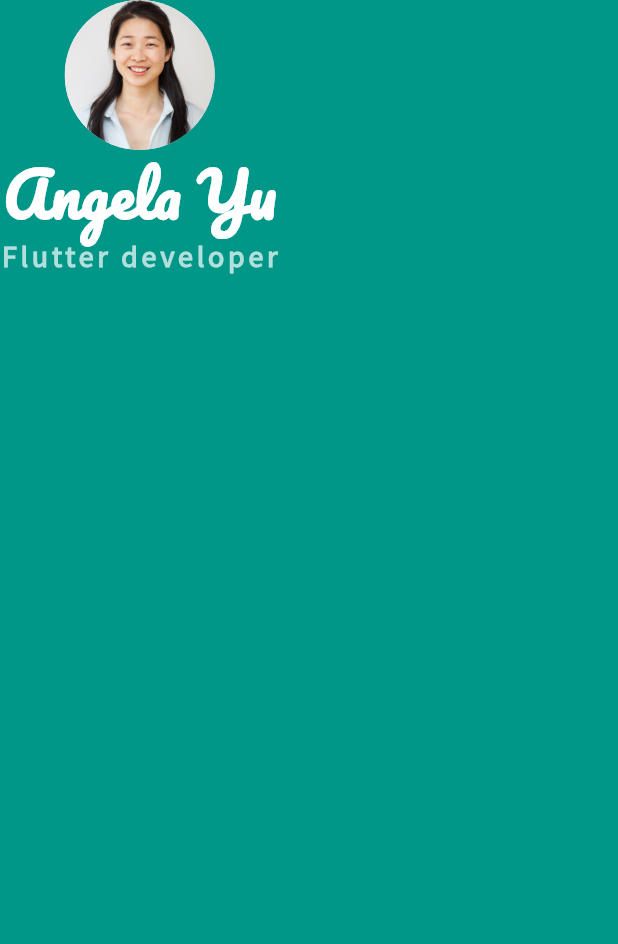
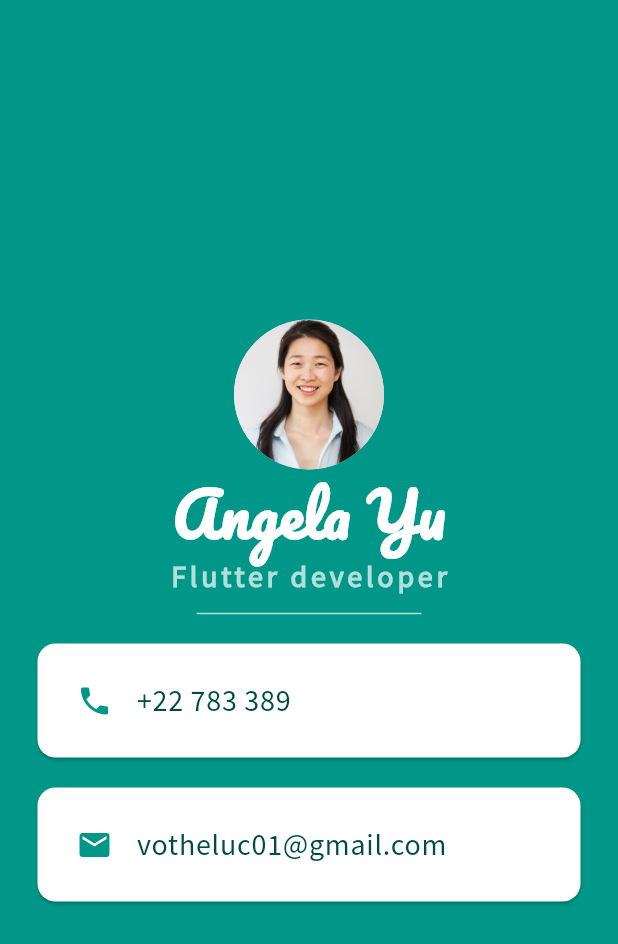
Before and after one commit to lvtdel/DNT_lab2, a Flutter app: the screen it shows after launch, on a phone screen of 412 x 824 dp. Shown: the top 944 px of the screen. Run offline on Flutter 3.47's test engine with Material 3 defaults, Android fonts, the phone set to English and light mode, and no system bars.

Commit message:
Complete Card

```diff
--- a/lib/main.dart
+++ b/lib/main.dart
@@ -20,6 +20,7 @@ class MyApp extends StatelessWidget {
         backgroundColor: Colors.teal,
         body: SafeArea(
           child: Column(
+            mainAxisAlignment: MainAxisAlignment.center,
             children: [
               CircleAvatar(
                 radius: 50,
@@ -39,7 +40,49 @@ class MyApp extends StatelessWidget {
                 fontSize: 20,
                 letterSpacing:  2.5,
                 fontWeight: FontWeight.bold
-              ),)
+              ),),
+              SizedBox(height: 20, width: 150,child: Divider(color: Colors.teal.shade100,),),
+              Card(
+                color: Colors.white,
+                margin: EdgeInsets.symmetric(vertical: 10, horizontal: 25),
+                child: Padding(
+                  padding: const EdgeInsets.all(10.0),
+                  child: ListTile(
+                    leading:  Icon(Icons.phone, color: Colors.teal,),
+                    title: Text('+22 783 389', style: TextStyle(
+                            color: Colors.teal.shade900,
+                            fontFamily: 'Source Sans Pro',
+                            fontSize: 20),
+                      ),
+                    )
+                ),
+              ),
+              Card(
+                color: Colors.white,
+                margin: EdgeInsets.symmetric(vertical: 10, horizontal: 25),
+                child: Padding(
+                  padding: const EdgeInsets.all(10.0),
+                  child: ListTile(
+                    leading:  Icon(Icons.mail, color: Colors.teal,),
+                    title: Text('votheluc01@gmail.com', style: TextStyle(
+                        color: Colors.teal.shade900,
+                            fontFamily: 'Source Sans Pro',
+                            fontSize: 20),
+                      ),
+                    )
+                  // Row(
+                  //   children: [
+                  //     Icon(Icons.mail, color: Colors.teal,),
+                  //     SizedBox(width: 10,),
+                  //     Text('+22 783 389', style: TextStyle(
+                  //       color: Colors.teal.shade900,
+                  //       fontFamily: 'Source Sans Pro',
+                  //       fontSize: 20
+                  //     ),)
+                  //   ],
+                  // ),
+                ),
+              ),
             ],
           ),
         ),
```
